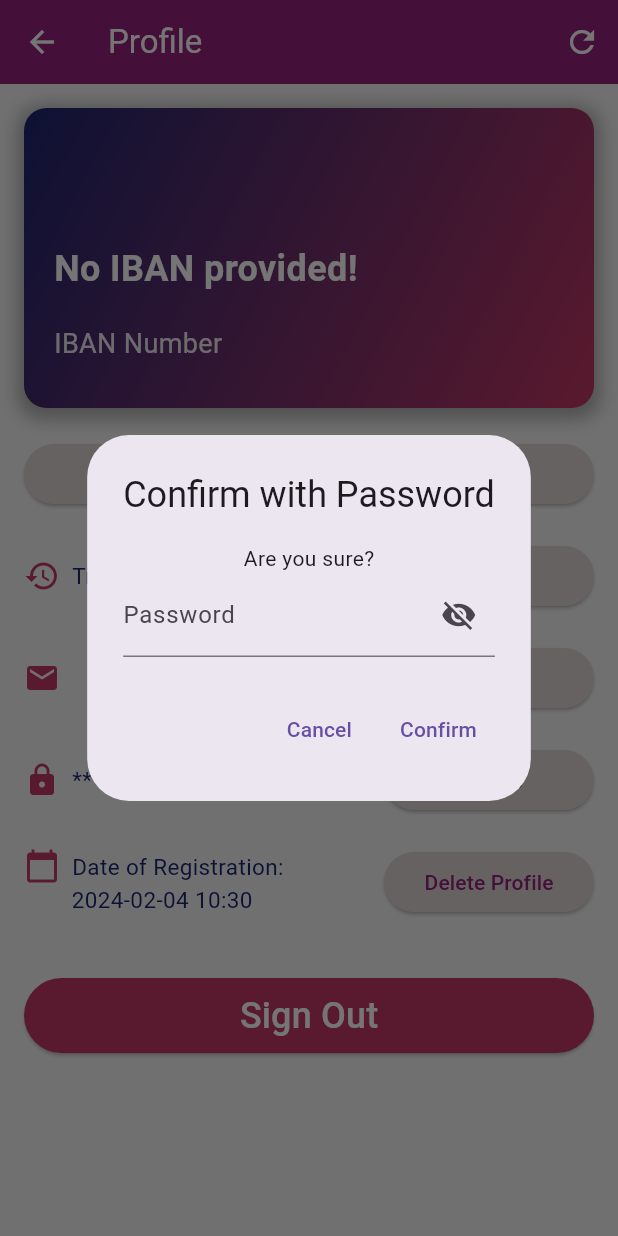
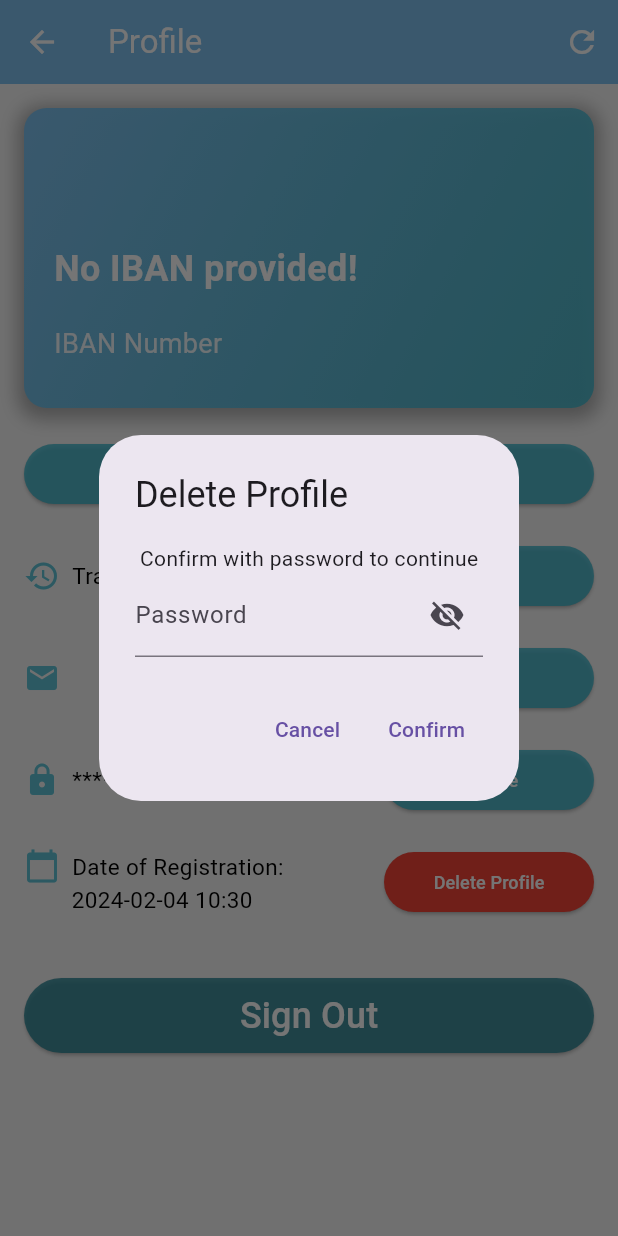
Before and after one commit to hamzenis/info-projekt, a Flutter app: the ProfilePage screen opened by its route, after a tap on "Delete Profile", on a phone screen of 412 x 824 dp. Run offline on Flutter 3.47's test engine with Material 3 defaults, Android fonts, the phone set to English and light mode, and no system bars; our stand-ins replace cached_network_image, cloud_firestore, contained_tab_bar_view, firebase_auth, firebase_core, flutter_cache_manager and 6 more; missing offline and left inert: flutter_stripe; accounts and stored records are empty; network calls fail.

Commit message:
Some fixes in Design and co

```diff
--- a/info_projekt/lib/globals.dart
+++ b/info_projekt/lib/globals.dart
@@ -1,4 +1,4 @@
-bool overrideMarketOpen = true; // Override market open for testing
+bool overrideMarketOpen = false; // Override market open for testing
 String fmgApiKey =
     'KKCRslaWI36ENKmv2yKfduM44Z5EDm0X'; // API Key for Financial Modeling Grep API
 String userManagerDomain = 'http://134.119.216.59:5050';
--- a/info_projekt/lib/homepage_new.dart
+++ b/info_projekt/lib/homepage_new.dart
@@ -45,6 +45,7 @@ class HomePageNewState extends State<HomePageNew> {
           appBar: AppBar(
             automaticallyImplyLeading: false,
             title: const Text('TradeMate'),
+            backgroundColor: const Color.fromRGBO(126, 192, 238, 1),
           ),
           body: Column(
             children: [
--- a/info_projekt/lib/pages/profile_page.dart
+++ b/info_projekt/lib/pages/profile_page.dart
@@ -434,12 +434,12 @@ class ProfilePageState extends State<ProfilePage> {
               return StatefulBuilder(
                 builder: (BuildContext context, StateSetter setState) {
                   return AlertDialog(
-                    title: const Text('Confirm with Password'),
+                    title: const Text('Delete Profile'),
                     content: SingleChildScrollView(
                       child: Column(
                         mainAxisSize: MainAxisSize.min,
                         children: [
-                          const Text('Are you sure?'),
+                          const Text('Confirm with password to continue'),
                           TextFormField(
                             decoration: InputDecoration(
                               labelText: 'Password',
@@ -509,10 +509,7 @@ class ProfilePageState extends State<ProfilePage> {
   Widget build(BuildContext context) {
     final ButtonStyle buttonStyle = ElevatedButton.styleFrom(
       fixedSize: const Size(140, 40),
-      backgroundColor: const Color.fromARGB(
-          255, 222, 214, 214), // Deep blue from the credit card as button color
-      foregroundColor: const Color.fromARGB(
-          255, 148, 32, 121), // Text color on the button for contrast
+      backgroundColor: const Color.fromRGBO(57, 183, 205, 0.8),
     );
 
     // Placeholder text for the password
@@ -522,9 +519,8 @@ class ProfilePageState extends State<ProfilePage> {
       key: _scaffoldKey,
       appBar: AppBar(
         title: const Text('Profile', style: TextStyle(color: Colors.white)),
-        backgroundColor: const Color.fromARGB(255, 148, 32, 121),
-        iconTheme: const IconThemeData(
-            color: Colors.white), // Deep blue from the credit card
+        backgroundColor: const Color.fromRGBO(126, 192, 238, 1),
+        iconTheme: const IconThemeData(color: Colors.white),
         actions: [
           IconButton(
             icon: const Icon(Icons.refresh, color: Colors.white),
@@ -534,7 +530,7 @@ class ProfilePageState extends State<ProfilePage> {
           ),
         ],
       ),
-      backgroundColor: Colors.grey[100], // Light background color for contrast
+      backgroundColor: Colors.grey[100],
       body: Padding(
         padding: const EdgeInsets.all(16.0),
         child: ListView(
@@ -544,7 +540,10 @@ class ProfilePageState extends State<ProfilePage> {
               height: 200,
               decoration: BoxDecoration(
                 gradient: const LinearGradient(
-                  colors: [Color(0xFF1D2671), Color(0xFFC33764)],
+                  colors: [
+                    Color.fromRGBO(126, 192, 238, 1),
+                    Color.fromRGBO(57, 183, 205, 0.8),
+                  ],
                   begin: Alignment.topLeft,
                   end: Alignment.bottomRight,
                 ),
@@ -585,20 +584,33 @@ class ProfilePageState extends State<ProfilePage> {
             ElevatedButton(
               style: buttonStyle,
               onPressed: () => updateIban(context),
-              child: const Text('Update IBAN'),
+              child: const Text(
+                'Update IBAN',
+                style: TextStyle(
+                  fontSize: 12,
+                  color: Colors.white,
+                ),
+              ),
             ),
             const SizedBox(height: 20),
+
             // Transaction-History-Line
             Row(
               mainAxisAlignment: MainAxisAlignment.spaceBetween,
               children: [
                 const Row(
                   children: [
-                    Icon(Icons.history, color: Color(0xFFC33764)),
+                    Icon(
+                      Icons.history,
+                      color: Color.fromRGBO(57, 183, 205, 0.8),
+                    ),
                     SizedBox(width: 8),
                     Text(
                       'Transaction History',
-                      style: TextStyle(fontSize: 15, color: Color(0xFF1D2671)),
+                      style: TextStyle(
+                        fontSize: 15,
+                        color: Colors.black,
+                      ),
                     ),
                   ],
                 ),
@@ -611,7 +623,13 @@ class ProfilePageState extends State<ProfilePage> {
                           builder: (context) => OwnedStocksPage()),
                     );
                   },
-                  child: const Text('Show'),
+                  child: const Text(
+                    'Show',
+                    style: TextStyle(
+                      fontSize: 12,
+                      color: Colors.white,
+                    ),
+                  ),
                 ),
               ],
             ),
@@ -623,19 +641,30 @@ class ProfilePageState extends State<ProfilePage> {
               children: [
                 Row(
                   children: [
-                    const Icon(Icons.email, color: Color(0xFFC33764)),
+                    const Icon(
+                      Icons.email,
+                      color: Color.fromRGBO(57, 183, 205, 0.8),
+                    ),
                     const SizedBox(width: 8),
                     Text(
                       maskEmail(_email),
                       style: const TextStyle(
-                          fontSize: 15, color: Color(0xFF1D2671)),
+                        fontSize: 15,
+                        color: Colors.black,
+                      ),
                     ),
                   ],
                 ),
                 ElevatedButton(
                   style: buttonStyle,
                   onPressed: () => updateEmail(context),
-                  child: const Text('Update'),
+                  child: const Text(
+                    'Update',
+                    style: TextStyle(
+                      fontSize: 12,
+                      color: Colors.white,
+                    ),
+                  ),
                 ),
               ],
             ),
@@ -647,19 +676,30 @@ class ProfilePageState extends State<ProfilePage> {
               children: [
                 Row(
                   children: [
-                    const Icon(Icons.lock, color: Color(0xFFC33764)),
+                    const Icon(
+                      Icons.lock,
+                      color: Color.fromRGBO(57, 183, 205, 0.8),
+                    ),
                     const SizedBox(width: 8),
                     Text(
                       passwordPlaceholder,
                       style: const TextStyle(
-                          fontSize: 15, color: Color(0xFF1D2671)),
+                        fontSize: 15,
+                        color: Colors.black,
+                      ),
                     ),
                   ],
                 ),
                 ElevatedButton(
                   style: buttonStyle,
                   onPressed: () => updatePassword(context),
-                  child: const Text('Update'),
+                  child: const Text(
+                    'Update',
+                    style: TextStyle(
+                      fontSize: 12,
+                      color: Colors.white,
+                    ),
+                  ),
                 ),
               ],
             ),
@@ -675,29 +715,44 @@ class ProfilePageState extends State<ProfilePage> {
                     children: [
                       const Row(
                         children: [
-                          Icon(Icons.calendar_today,
-                              color: Color(
-                                  0xFFC33764)), // Calendar icon for registration date
+                          Icon(
+                            Icons.calendar_today,
+                            color: Color.fromRGBO(57, 183, 205, 0.8),
+                          ),
                           SizedBox(width: 8),
                           Text(
                             'Date of Registration:',
                             style: TextStyle(
-                                fontSize: 15, color: Color(0xFF1D2671)),
+                              fontSize: 15,
+                              color: Colors.black,
+                            ),
                           ),
                         ],
                       ),
                       Text(
                         '        $_registrationDate',
                         style: const TextStyle(
-                            fontSize: 15, color: Color(0xFF1D2671)),
+                          fontSize: 15,
+                          color: Colors.black,
+                        ),
                       ),
                     ],
                   ),
                 ),
                 ElevatedButton(
-                  style: buttonStyle,
+                  // style: buttonStyle,
+                  style: ElevatedButton.styleFrom(
+                    fixedSize: const Size(140, 40),
+                    backgroundColor: Colors.red.shade500,
+                  ),
                   onPressed: () => deleteProfile(context),
-                  child: const Text('Delete Profile'),
+                  child: const Text(
+                    'Delete Profile',
+                    style: TextStyle(
+                      fontSize: 12,
+                      color: Colors.white,
+                    ),
+                  ),
                 ),
               ],
             ),
@@ -706,7 +761,7 @@ class ProfilePageState extends State<ProfilePage> {
             ElevatedButton(
               style: ElevatedButton.styleFrom(
                 minimumSize: const Size.fromHeight(50),
-                backgroundColor: const Color(0xFFC33764),
+                backgroundColor: const Color.fromRGBO(37, 132, 148, 0.8),
               ),
               onPressed: () {
                 FirebaseAuth.instance.signOut();
--- a/info_projekt/lib/views/charts_view.dart
+++ b/info_projekt/lib/views/charts_view.dart
@@ -222,6 +222,7 @@ class _ChartStockState extends State<ChartStock> {
               ),
               floatingActionButton: FloatingActionButton.extended(
                 onPressed: () {
+                  if (boolMarketOpen || overrideMarketOpen) {
                     showDialog(
                       context: context,
                       builder: (BuildContext context) {
@@ -231,6 +232,7 @@ class _ChartStockState extends State<ChartStock> {
                         );
                       },
                     );
+                  }
                 },
                 backgroundColor: boolMarketOpen || overrideMarketOpen
                     ? Colors.green
@@ -278,14 +280,12 @@ class _ChartStockState extends State<ChartStock> {
                     style: TextStyle(
                       fontSize: 20,
                       fontWeight: FontWeight.bold,
-                      // fontFamily: 'Helvetica Neue',
                     ),
                   ),
                   const Text(
                     "You can place orders when the market reopens",
                     style: TextStyle(
                       fontSize: 18,
-                      // fontFamily: 'Helvetica Neue',
                     ),
                     textAlign: TextAlign.center,
                   ),
@@ -294,7 +294,6 @@ class _ChartStockState extends State<ChartStock> {
                       "(Override Global active)",
                       style: TextStyle(
                         fontSize: 18,
-                        // fontFamily: 'Helvetica Neue',
                       ),
                       textAlign: TextAlign.center,
                     ),
--- a/info_projekt/lib/views/newspage.dart
+++ b/info_projekt/lib/views/newspage.dart
@@ -35,6 +35,7 @@ class _NewsPageState extends State<NewsPage> {
     return Scaffold(
       appBar: AppBar(
         title: const Text('Stock News'),
+        backgroundColor: const Color.fromRGBO(126, 192, 238, 1),
       ),
       body: Visibility(
         visible: isLoaded,
```
Lines whose indentation alone changed are shown as unchanged.
